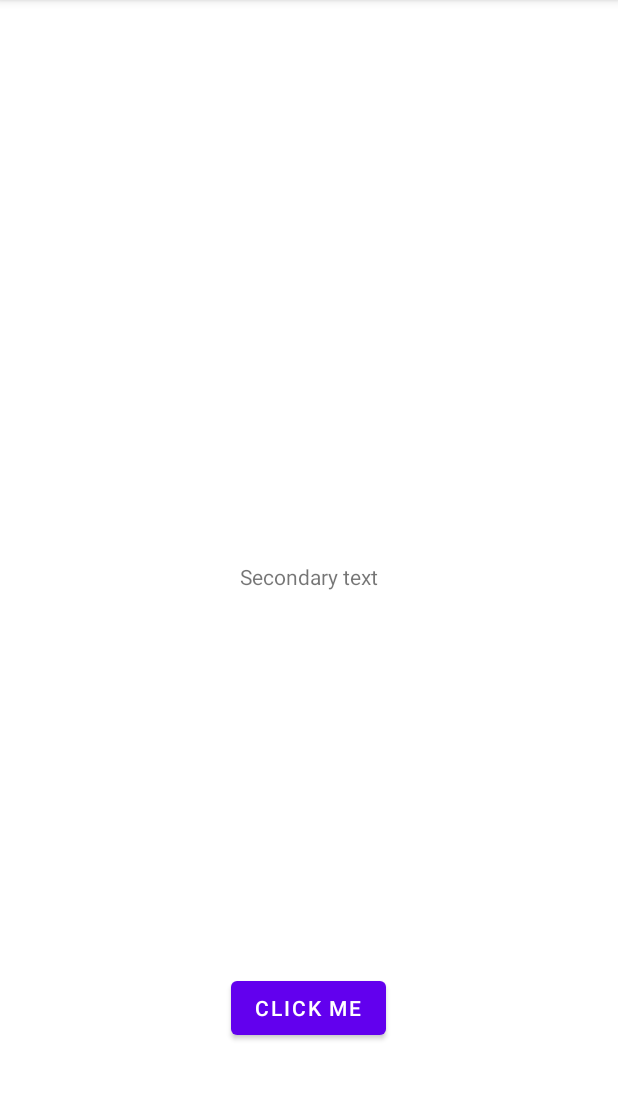
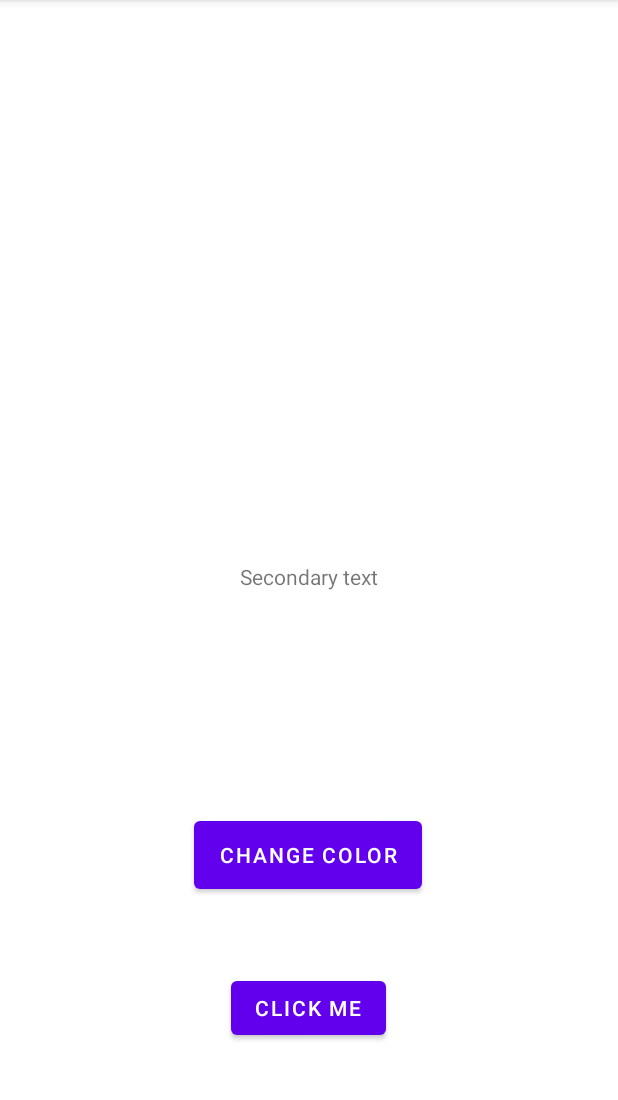
Before and after one commit to sspja/FTHelloWorld, an Android app: the screen it shows after launch (MainActivity), after a tap on "CLICK ME", on a phone screen of 412 x 824 dp, the part 84-1184 px from its top. Run offline under Robolectric (Android 15) with nearby library versions, the phone set to English and light mode, and no system bars.

Commit message:
add button which changes text color to a random color

```diff
--- a/app/src/main/java/com/example/fthelloworld/MainActivity.java
+++ b/app/src/main/java/com/example/fthelloworld/MainActivity.java
@@ -2,9 +2,12 @@ package com.example.fthelloworld;
 
 import androidx.appcompat.app.AppCompatActivity;
 
+import android.graphics.Color;
 import android.os.Bundle;
 import android.view.View;
 import android.widget.TextView;
+
+import java.util.Random;
 
 public class MainActivity extends AppCompatActivity {
     public TextView tvMain;
@@ -26,4 +29,10 @@ public class MainActivity extends AppCompatActivity {
         }
         this.isHelloWorld = !this.isHelloWorld;
     }
+
+    public void onClickChangeColor(View v) {
+        Random rnd = new Random();
+        int color = Color.argb(255, rnd.nextInt(256), rnd.nextInt(256), rnd.nextInt(256));
+        this.tvMain.setTextColor(color);
+    }
 }
--- a/app/src/main/res/layout/activity_main.xml
+++ b/app/src/main/res/layout/activity_main.xml
@@ -30,4 +30,17 @@
         app:layout_constraintHorizontal_bias="0.498"
         app:layout_constraintStart_toStartOf="parent" />
 
+    <Button
+        android:id="@+id/colorChange"
+        android:layout_width="152dp"
+        android:layout_height="57dp"
+        android:onClick="onClickChangeColor"
+        android:text="@string/change_color"
+        app:layout_constraintBottom_toBottomOf="parent"
+        app:layout_constraintEnd_toEndOf="parent"
+        app:layout_constraintHorizontal_bias="0.498"
+        app:layout_constraintStart_toStartOf="parent"
+        app:layout_constraintTop_toTopOf="parent"
+        app:layout_constraintVertical_bias="0.762" />
+
 </androidx.constraintlayout.widget.ConstraintLayout>
--- a/app/src/main/res/values/strings.xml
+++ b/app/src/main/res/values/strings.xml
@@ -3,4 +3,5 @@
     <string name="hello">Hello World!</string>
     <string name="secondary_text">Secondary text</string>
     <string name="click_me">Click me</string>
+    <string name="change_color">Change color</string>
 </resources>
```
